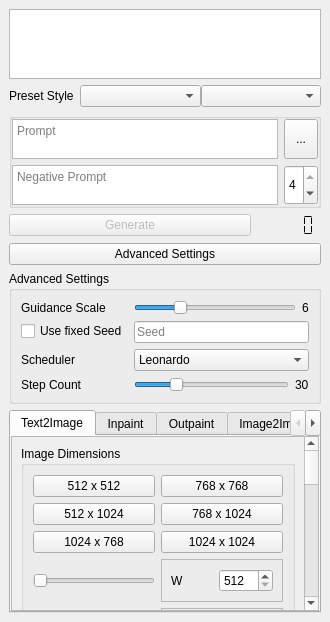
Above: leonardo_ai/view/dock.ui from rainu/krita-leonardo-ai before the change. Below: the same form after it.
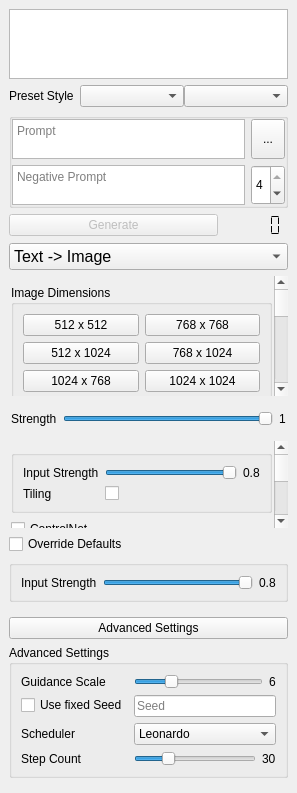
That is the form after the change. Icons and pictures are not drawn.

Commit message: reorganize ui (remove tab view)

The edit to the form file:
```diff
--- a/leonardo_ai/view/dock.ui
+++ b/leonardo_ai/view/dock.ui
@@ -6,8 +6,8 @@
    <rect>
     <x>0</x>
     <y>0</y>
-    <width>330</width>
-    <height>622</height>
+    <width>297</width>
+    <height>793</height>
    </rect>
   </property>
   <property name="toolTip">
@@ -22,7 +22,14 @@
   <widget class="QWidget" name="dockWidgetContents">
    <layout class="QVBoxLayout" name="verticalLayout">
     <item>
-     <widget class="QListWidget" name="lstModel"/>
+     <widget class="QListWidget" name="lstModel">
+      <property name="maximumSize">
+       <size>
+        <width>16777215</width>
+        <height>70</height>
+       </size>
+      </property>
+     </widget>
     </item>
     <item>
      <widget class="QFrame" name="frame_3">
@@ -33,6 +40,9 @@
        <enum>QFrame::Raised</enum>
       </property>
       <layout class="QFormLayout" name="formLayout_10">
+       <property name="verticalSpacing">
+        <number>0</number>
+       </property>
        <property name="leftMargin">
         <number>0</number>
        </property>
@@ -172,11 +182,11 @@
     </item>
     <item>
      <widget class="QGroupBox" name="groupBox">
-      <property name="maximumSize">
-       <size>
-        <width>16777215</width>
-        <height>110</height>
-       </size>
+      <property name="sizePolicy">
+       <sizepolicy hsizetype="Maximum" vsizetype="Maximum">
+        <horstretch>0</horstretch>
+        <verstretch>0</verstretch>
+       </sizepolicy>
       </property>
       <property name="layoutDirection">
        <enum>Qt::LeftToRight</enum>
@@ -324,40 +334,8 @@
      </widget>
     </item>
     <item>
-     <widget class="QPushButton" name="btnAdvancedSettings">
-      <property name="sizePolicy">
-       <sizepolicy hsizetype="Preferred" vsizetype="Preferred">
-        <horstretch>0</horstretch>
-        <verstretch>0</verstretch>
-       </sizepolicy>
-      </property>
-      <property name="text">
-       <string>Advanced Settings</string>
-      </property>
-     </widget>
-    </item>
-    <item>
-     <widget class="QGroupBox" name="grpAdvancedSettings">
-      <property name="title">
-       <string>Advanced Settings</string>
-      </property>
-      <layout class="QFormLayout" name="formLayout_7">
-       <item row="0" column="0">
-        <widget class="QLabel" name="label_15">
-         <property name="text">
-          <string>Guidance Scale</string>
-         </property>
-        </widget>
-       </item>
-       <item row="0" column="1">
-        <widget class="QFrame" name="frame_13">
-         <property name="frameShape">
-          <enum>QFrame::NoFrame</enum>
-         </property>
-         <property name="frameShadow">
-          <enum>QFrame::Raised</enum>
-         </property>
-         <layout class="QHBoxLayout" name="horizontalLayout_10">
+     <widget class="QFrame" name="frame_6">
+      <layout class="QVBoxLayout" name="verticalLayout_13">
           <property name="leftMargin">
            <number>0</number>
           </property>
@@ -367,213 +345,67 @@
           <property name="rightMargin">
            <number>0</number>
           </property>
-          <property name="bottomMargin">
-           <number>0</number>
-          </property>
           <item>
-           <widget class="QSlider" name="slGuidanceScale">
-            <property name="minimum">
-             <number>1</number>
-            </property>
-            <property name="maximum">
-             <number>20</number>
-            </property>
-            <property name="value">
-             <number>6</number>
-            </property>
-            <property name="orientation">
-             <enum>Qt::Horizontal</enum>
-            </property>
-           </widget>
-          </item>
+        <widget class="QComboBox" name="cmbMode">
+         <property name="font">
+          <font>
+           <pointsize>12</pointsize>
+          </font>
+         </property>
           <item>
-           <widget class="QLabel" name="lblGuidanceScale">
             <property name="text">
-             <string>6</string>
-            </property>
-           </widget>
-          </item>
-         </layout>
-        </widget>
-       </item>
-       <item row="1" column="0">
-        <widget class="QCheckBox" name="chkSeed">
-         <property name="layoutDirection">
-          <enum>Qt::LeftToRight</enum>
-         </property>
-         <property name="text">
-          <string>Use fixed Seed</string>
-         </property>
-        </widget>
-       </item>
-       <item row="1" column="1">
-        <widget class="QLineEdit" name="inSeed">
-         <property name="placeholderText">
-          <string>Seed</string>
-         </property>
-        </widget>
-       </item>
-       <item row="2" column="0">
-        <widget class="QLabel" name="label_16">
-         <property name="text">
-          <string>Scheduler</string>
-         </property>
-        </widget>
-       </item>
-       <item row="2" column="1">
-        <widget class="QComboBox" name="cmbScheduler">
-         <property name="layoutDirection">
-          <enum>Qt::LeftToRight</enum>
-         </property>
-         <property name="currentText">
-          <string>Leonardo</string>
-         </property>
-         <property name="currentIndex">
-          <number>6</number>
-         </property>
+           <string>Text -&gt; Image</string>
+          </property>
+         </item>
          <item>
           <property name="text">
-           <string>KLMS</string>
+           <string>Inpaint</string>
           </property>
          </item>
          <item>
           <property name="text">
-           <string>Euler Ancestral</string>
+           <string>Outpaint</string>
           </property>
          </item>
          <item>
           <property name="text">
-           <string>Euler Discrete</string>
+           <string>Image -&gt; Image</string>
           </property>
          </item>
          <item>
           <property name="text">
-           <string>DDIM</string>
+           <string>Sketch -&gt; Imag</string>
           </property>
          </item>
-         <item>
-          <property name="text">
-           <string>DPM Solver</string>
-          </property>
-         </item>
-         <item>
-          <property name="text">
-           <string>PNDM</string>
-          </property>
-         </item>
-         <item>
-          <property name="text">
-           <string>Leonardo</string>
-          </property>
-         </item>
         </widget>
        </item>
-       <item row="3" column="0">
-        <widget class="QLabel" name="lblStepCount">
-         <property name="text">
-          <string>Step Count</string>
-         </property>
-        </widget>
-       </item>
-       <item row="3" column="1">
-        <widget class="QFrame" name="frame_12">
+       <item>
+        <widget class="QScrollArea" name="grpText2Image">
          <property name="frameShape">
           <enum>QFrame::NoFrame</enum>
-         </property>
-         <property name="frameShadow">
-          <enum>QFrame::Raised</enum>
-         </property>
-         <layout class="QHBoxLayout" name="horizontalLayout_11">
-          <property name="leftMargin">
-           <number>0</number>
-          </property>
-          <property name="topMargin">
-           <number>0</number>
-          </property>
-          <property name="rightMargin">
-           <number>0</number>
-          </property>
-          <property name="bottomMargin">
-           <number>0</number>
-          </property>
-          <item>
-           <widget class="QSlider" name="slStepCount">
-            <property name="minimum">
-             <number>20</number>
-            </property>
-            <property name="maximum">
-             <number>60</number>
-            </property>
-            <property name="singleStep">
-             <number>10</number>
-            </property>
-            <property name="pageStep">
-             <number>20</number>
-            </property>
-            <property name="value">
-             <number>30</number>
-            </property>
-            <property name="orientation">
-             <enum>Qt::Horizontal</enum>
-            </property>
-           </widget>
-          </item>
-          <item>
-           <widget class="QLabel" name="lblStepCountValue">
-            <property name="text">
-             <string>30</string>
-            </property>
-           </widget>
-          </item>
-         </layout>
-        </widget>
-       </item>
-      </layout>
-     </widget>
-    </item>
-    <item>
-     <widget class="QTabWidget" name="tabType">
-      <property name="currentIndex">
-       <number>0</number>
-      </property>
-      <widget class="QWidget" name="tabTxt2Img">
-       <attribute name="title">
-        <string>Text2Image</string>
-       </attribute>
-       <layout class="QHBoxLayout" name="horizontalLayout_3">
-        <property name="spacing">
-         <number>0</number>
-        </property>
-        <property name="leftMargin">
-         <number>0</number>
-        </property>
-        <property name="topMargin">
-         <number>0</number>
-        </property>
-        <property name="rightMargin">
-         <number>0</number>
-        </property>
-        <property name="bottomMargin">
-         <number>0</number>
-        </property>
-        <item>
-         <widget class="QScrollArea" name="scrollArea">
-          <property name="verticalScrollBarPolicy">
-           <enum>Qt::ScrollBarAsNeeded</enum>
           </property>
           <property name="widgetResizable">
            <bool>true</bool>
           </property>
-          <widget class="QWidget" name="scrollAreaWidgetContents">
+         <widget class="QWidget" name="grpText2Image_3">
            <property name="geometry">
             <rect>
              <x>0</x>
-             <y>-647</y>
-             <width>296</width>
-             <height>796</height>
-            </rect>
-           </property>
-           <layout class="QVBoxLayout" name="verticalLayout_3">
+            <y>0</y>
+            <width>265</width>
+            <height>733</height>
+           </rect>
+          </property>
+          <layout class="QVBoxLayout" name="verticalLayout_14">
+           <property name="leftMargin">
+            <number>2</number>
+           </property>
+           <property name="rightMargin">
+            <number>2</number>
+           </property>
+           <property name="bottomMargin">
+            <number>0</number>
+           </property>
             <item>
              <widget class="QGroupBox" name="groupBox_2">
               <property name="toolTip">
@@ -741,9 +573,6 @@
              </widget>
             </item>
             <item>
-             <widget class="QGroupBox" name="groupBox_3">
-              <layout class="QVBoxLayout" name="verticalLayout_2">
-               <item alignment="Qt::AlignTop">
                 <widget class="QCheckBox" name="chkPhotoReal">
                  <property name="toolTip">
                   <string>Leonardo PhotoReal is our latest innovation, a powerful pipeline designed to generate hyper-realistic photos and lifelike portraits. Requires Alchemy to work.</string>
@@ -842,36 +671,21 @@
                  </layout>
                 </widget>
                </item>
-              </layout>
-             </widget>
-            </item>
             <item>
-             <widget class="QFrame" name="conText2ImageAlchemy">
-              <property name="frameShape">
-               <enum>QFrame::NoFrame</enum>
-              </property>
-              <property name="frameShadow">
-               <enum>QFrame::Raised</enum>
-              </property>
-              <property name="lineWidth">
-               <number>0</number>
-              </property>
-              <layout class="QVBoxLayout" name="verticalLayout_8">
-               <property name="leftMargin">
-                <number>0</number>
-               </property>
-               <property name="topMargin">
-                <number>0</number>
-               </property>
-               <property name="rightMargin">
-                <number>0</number>
-               </property>
-               <property name="bottomMargin">
-                <number>0</number>
-               </property>
-               <item>
-                <widget class="QGroupBox" name="frmAlchemy">
+            <widget class="QFrame" name="frmAlchemy">
                  <layout class="QVBoxLayout" name="verticalLayout_4">
+              <property name="leftMargin">
+               <number>0</number>
+              </property>
+              <property name="topMargin">
+               <number>0</number>
+              </property>
+              <property name="rightMargin">
+               <number>0</number>
+              </property>
+              <property name="bottomMargin">
+               <number>0</number>
+              </property>
                   <item>
                    <widget class="QCheckBox" name="chkAlchemy">
                     <property name="toolTip">
@@ -890,10 +704,7 @@
                     <property name="frameShadow">
                      <enum>QFrame::Raised</enum>
                     </property>
-                    <property name="lineWidth">
-                     <number>0</number>
-                    </property>
-                    <layout class="QVBoxLayout" name="verticalLayout_5">
+                <layout class="QVBoxLayout" name="verticalLayout_2">
                      <property name="spacing">
                       <number>0</number>
                      </property>
@@ -915,16 +726,6 @@
                         <string/>
                        </property>
                        <layout class="QFormLayout" name="formLayout_2">
-                        <item row="0" column="0">
-                         <widget class="QLabel" name="label_5">
-                          <property name="toolTip">
-                           <string>This boosts the output resolution of Leonardo Alchemy. Higher resolution outputs will be somewhat different to the normal resolution outputs due to the diffusion process, so do not expect this to act as an upscaler.</string>
-                          </property>
-                          <property name="text">
-                           <string>High Resolution</string>
-                          </property>
-                         </widget>
-                        </item>
                         <item row="0" column="1">
                          <widget class="QCheckBox" name="chkAlchemyHighResolution">
                           <property name="text">
@@ -1113,6 +914,16 @@
                           </layout>
                          </widget>
                         </item>
+                    <item row="0" column="0">
+                     <widget class="QLabel" name="label_5">
+                      <property name="toolTip">
+                       <string>This boosts the output resolution of Leonardo Alchemy. Higher resolution outputs will be somewhat different to the normal resolution outputs due to the diffusion process, so do not expect this to act as an upscaler.</string>
+                      </property>
+                      <property name="text">
+                       <string>High Resolution</string>
+                      </property>
+                     </widget>
+                    </item>
                        </layout>
                       </widget>
                      </item>
@@ -1294,9 +1105,6 @@
                  </layout>
                 </widget>
                </item>
-              </layout>
-             </widget>
-            </item>
             <item>
              <widget class="QCheckBox" name="chkText2ImageTiling">
               <property name="text">
@@ -1308,16 +1116,15 @@
           </widget>
          </widget>
         </item>
-       </layout>
-      </widget>
-      <widget class="QWidget" name="tabInpaint">
-       <attribute name="title">
-        <string>Inpaint</string>
-       </attribute>
-       <layout class="QVBoxLayout" name="verticalLayout_6">
         <item>
-         <widget class="QGroupBox" name="groupBox_10">
+        <widget class="QFrame" name="grpInpaint">
           <layout class="QFormLayout" name="formLayout_5">
+          <property name="leftMargin">
+           <number>2</number>
+          </property>
+          <property name="rightMargin">
+           <number>2</number>
+          </property>
            <item row="0" column="0">
             <widget class="QLabel" name="label_13">
              <property name="toolTip">
@@ -1378,51 +1185,36 @@
           </layout>
          </widget>
         </item>
-       </layout>
-      </widget>
-      <widget class="QWidget" name="tabOutpaint">
-       <attribute name="title">
-        <string>Outpaint</string>
-       </attribute>
-      </widget>
-      <widget class="QWidget" name="tabImg2Img">
-       <attribute name="title">
-        <string>Image2Image</string>
-       </attribute>
-       <layout class="QVBoxLayout">
-        <property name="spacing">
-         <number>0</number>
-        </property>
-        <property name="leftMargin">
-         <number>0</number>
-        </property>
-        <property name="topMargin">
-         <number>0</number>
-        </property>
-        <property name="rightMargin">
-         <number>0</number>
-        </property>
-        <property name="bottomMargin">
-         <number>0</number>
-        </property>
         <item>
-         <widget class="QScrollArea" name="scrollArea_2">
+        <widget class="QScrollArea" name="grpImage2Image">
+         <property name="frameShape">
+          <enum>QFrame::NoFrame</enum>
+         </property>
           <property name="verticalScrollBarPolicy">
            <enum>Qt::ScrollBarAsNeeded</enum>
           </property>
           <property name="widgetResizable">
            <bool>true</bool>
           </property>
-          <widget class="QWidget" name="scrollAreaWidgetContents_2">
+         <widget class="QWidget" name="grpImage2Image_3">
            <property name="geometry">
             <rect>
              <x>0</x>
              <y>0</y>
-             <width>292</width>
-             <height>392</height>
+            <width>265</width>
+            <height>329</height>
             </rect>
            </property>
            <layout class="QVBoxLayout" name="verticalLayout_7">
+           <property name="leftMargin">
+            <number>2</number>
+           </property>
+           <property name="rightMargin">
+            <number>2</number>
+           </property>
+           <property name="bottomMargin">
+            <number>0</number>
+           </property>
             <item>
              <widget class="QGroupBox" name="groupBox_15">
               <layout class="QFormLayout" name="formLayout_6">
@@ -1501,12 +1293,6 @@
              </widget>
             </item>
             <item>
-             <widget class="QGroupBox" name="groupBox_4">
-              <property name="title">
-               <string/>
-              </property>
-              <layout class="QVBoxLayout" name="verticalLayout_10">
-               <item>
                 <widget class="QCheckBox" name="chkControlNet">
                  <property name="text">
                   <string>ControlNet</string>
@@ -1594,36 +1380,6 @@
                  </layout>
                 </widget>
                </item>
-              </layout>
-             </widget>
-            </item>
-            <item>
-             <widget class="QFrame" name="conImage2ImageAlchemy">
-              <property name="frameShape">
-               <enum>QFrame::NoFrame</enum>
-              </property>
-              <property name="lineWidth">
-               <number>0</number>
-              </property>
-              <layout class="QVBoxLayout" name="verticalLayout_9">
-               <property name="leftMargin">
-                <number>0</number>
-               </property>
-               <property name="topMargin">
-                <number>0</number>
-               </property>
-               <property name="rightMargin">
-                <number>0</number>
-               </property>
-               <property name="bottomMargin">
-                <number>0</number>
-               </property>
-              </layout>
-             </widget>
-            </item>
-            <item>
-             <widget class="QGroupBox" name="groupBox">
-              <layout class="QVBoxLayout" name="verticalLayout_15">
                <item>
                 <widget class="QCheckBox" name="chkI2IAlchemy">
                  <property name="toolTip">
@@ -1801,6 +1557,27 @@
                  </layout>
                 </widget>
                </item>
+           <item>
+            <widget class="QFrame" name="conImage2ImageAlchemy">
+             <property name="frameShape">
+              <enum>QFrame::NoFrame</enum>
+             </property>
+             <property name="lineWidth">
+              <number>0</number>
+             </property>
+             <layout class="QVBoxLayout" name="verticalLayout_9">
+              <property name="leftMargin">
+               <number>0</number>
+              </property>
+              <property name="topMargin">
+               <number>0</number>
+              </property>
+              <property name="rightMargin">
+               <number>0</number>
+              </property>
+              <property name="bottomMargin">
+               <number>0</number>
+              </property>
               </layout>
              </widget>
             </item>
@@ -1808,19 +1585,21 @@
           </widget>
          </widget>
         </item>
-       </layout>
-      </widget>
-      <widget class="QWidget" name="tabSketch2Img">
-       <attribute name="title">
-        <string>Sketch2Image</string>
-       </attribute>
-       <layout class="QVBoxLayout" name="verticalLayout_11">
         <item>
-         <widget class="QGroupBox" name="groupBox_5">
-          <property name="title">
-           <string/>
-          </property>
+        <widget class="QFrame" name="grpSketch2Image">
           <layout class="QVBoxLayout" name="verticalLayout_12">
+          <property name="leftMargin">
+           <number>0</number>
+          </property>
+          <property name="topMargin">
+           <number>0</number>
+          </property>
+          <property name="rightMargin">
+           <number>0</number>
+          </property>
+          <property name="bottomMargin">
+           <number>0</number>
+          </property>
            <item alignment="Qt::AlignTop">
             <widget class="QCheckBox" name="chkOverrideDefaults">
              <property name="text">
@@ -1893,6 +1672,229 @@
         </item>
        </layout>
       </widget>
+    </item>
+    <item>
+     <widget class="QPushButton" name="btnAdvancedSettings">
+      <property name="sizePolicy">
+       <sizepolicy hsizetype="Preferred" vsizetype="Preferred">
+        <horstretch>0</horstretch>
+        <verstretch>0</verstretch>
+       </sizepolicy>
+      </property>
+      <property name="text">
+       <string>Advanced Settings</string>
+      </property>
+     </widget>
+    </item>
+    <item>
+     <widget class="QGroupBox" name="grpAdvancedSettings">
+      <property name="title">
+       <string>Advanced Settings</string>
+      </property>
+      <layout class="QFormLayout" name="formLayout_7">
+       <item row="0" column="0">
+        <widget class="QLabel" name="label_15">
+         <property name="text">
+          <string>Guidance Scale</string>
+         </property>
+        </widget>
+       </item>
+       <item row="0" column="1">
+        <widget class="QFrame" name="frame_13">
+         <property name="frameShape">
+          <enum>QFrame::NoFrame</enum>
+         </property>
+         <property name="frameShadow">
+          <enum>QFrame::Raised</enum>
+         </property>
+         <layout class="QHBoxLayout" name="horizontalLayout_10">
+          <property name="leftMargin">
+           <number>0</number>
+          </property>
+          <property name="topMargin">
+           <number>0</number>
+          </property>
+          <property name="rightMargin">
+           <number>0</number>
+          </property>
+          <property name="bottomMargin">
+           <number>0</number>
+          </property>
+          <item>
+           <widget class="QSlider" name="slGuidanceScale">
+            <property name="minimum">
+             <number>1</number>
+            </property>
+            <property name="maximum">
+             <number>20</number>
+            </property>
+            <property name="value">
+             <number>6</number>
+            </property>
+            <property name="orientation">
+             <enum>Qt::Horizontal</enum>
+            </property>
+           </widget>
+          </item>
+          <item>
+           <widget class="QLabel" name="lblGuidanceScale">
+            <property name="text">
+             <string>6</string>
+            </property>
+           </widget>
+          </item>
+         </layout>
+        </widget>
+       </item>
+       <item row="1" column="0">
+        <widget class="QCheckBox" name="chkSeed">
+         <property name="layoutDirection">
+          <enum>Qt::LeftToRight</enum>
+         </property>
+         <property name="text">
+          <string>Use fixed Seed</string>
+         </property>
+        </widget>
+       </item>
+       <item row="1" column="1">
+        <widget class="QLineEdit" name="inSeed">
+         <property name="placeholderText">
+          <string>Seed</string>
+         </property>
+        </widget>
+       </item>
+       <item row="2" column="0">
+        <widget class="QLabel" name="label_16">
+         <property name="text">
+          <string>Scheduler</string>
+         </property>
+        </widget>
+       </item>
+       <item row="2" column="1">
+        <widget class="QComboBox" name="cmbScheduler">
+         <property name="layoutDirection">
+          <enum>Qt::LeftToRight</enum>
+         </property>
+         <property name="currentText">
+          <string>Leonardo</string>
+         </property>
+         <property name="currentIndex">
+          <number>6</number>
+         </property>
+         <item>
+          <property name="text">
+           <string>KLMS</string>
+          </property>
+         </item>
+         <item>
+          <property name="text">
+           <string>Euler Ancestral</string>
+          </property>
+         </item>
+         <item>
+          <property name="text">
+           <string>Euler Discrete</string>
+          </property>
+         </item>
+         <item>
+          <property name="text">
+           <string>DDIM</string>
+          </property>
+         </item>
+         <item>
+          <property name="text">
+           <string>DPM Solver</string>
+          </property>
+         </item>
+         <item>
+          <property name="text">
+           <string>PNDM</string>
+          </property>
+         </item>
+         <item>
+          <property name="text">
+           <string>Leonardo</string>
+          </property>
+         </item>
+        </widget>
+       </item>
+       <item row="3" column="0">
+        <widget class="QLabel" name="lblStepCount">
+         <property name="text">
+          <string>Step Count</string>
+         </property>
+        </widget>
+       </item>
+       <item row="3" column="1">
+        <widget class="QFrame" name="frame_12">
+         <property name="frameShape">
+          <enum>QFrame::NoFrame</enum>
+         </property>
+         <property name="frameShadow">
+          <enum>QFrame::Raised</enum>
+         </property>
+         <layout class="QHBoxLayout" name="horizontalLayout_11">
+          <property name="leftMargin">
+           <number>0</number>
+          </property>
+          <property name="topMargin">
+           <number>0</number>
+          </property>
+          <property name="rightMargin">
+           <number>0</number>
+          </property>
+          <property name="bottomMargin">
+           <number>0</number>
+          </property>
+          <item>
+           <widget class="QSlider" name="slStepCount">
+            <property name="minimum">
+             <number>20</number>
+            </property>
+            <property name="maximum">
+             <number>60</number>
+            </property>
+            <property name="singleStep">
+             <number>10</number>
+            </property>
+            <property name="pageStep">
+             <number>20</number>
+            </property>
+            <property name="value">
+             <number>30</number>
+            </property>
+            <property name="orientation">
+             <enum>Qt::Horizontal</enum>
+            </property>
+           </widget>
+          </item>
+          <item>
+           <widget class="QLabel" name="lblStepCountValue">
+            <property name="text">
+             <string>30</string>
+            </property>
+           </widget>
+          </item>
+         </layout>
+        </widget>
+       </item>
+      </layout>
+     </widget>
+    </item>
+    <item>
+     <widget class="QFrame" name="frmFiller">
+      <property name="sizePolicy">
+       <sizepolicy hsizetype="Preferred" vsizetype="Expanding">
+        <horstretch>0</horstretch>
+        <verstretch>0</verstretch>
+       </sizepolicy>
+      </property>
+      <property name="frameShape">
+       <enum>QFrame::NoFrame</enum>
+      </property>
+      <property name="frameShadow">
+       <enum>QFrame::Plain</enum>
+      </property>
      </widget>
     </item>
    </layout>
```
Lines whose indentation alone changed are shown as unchanged. The commit also changes 7 other files.
